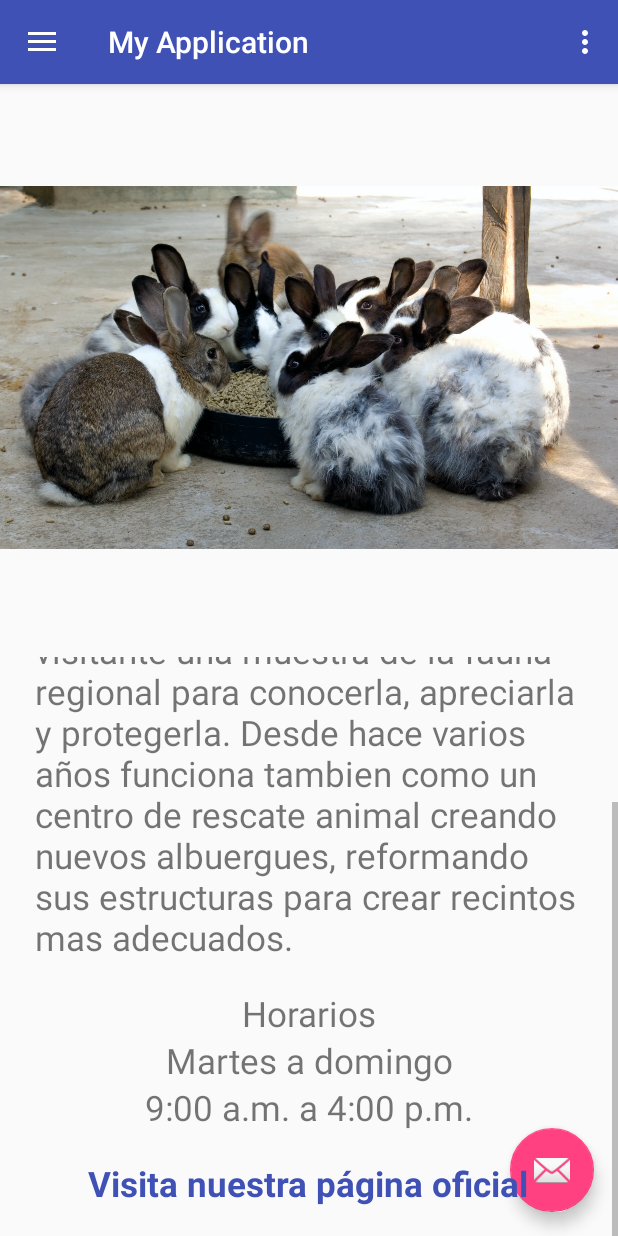
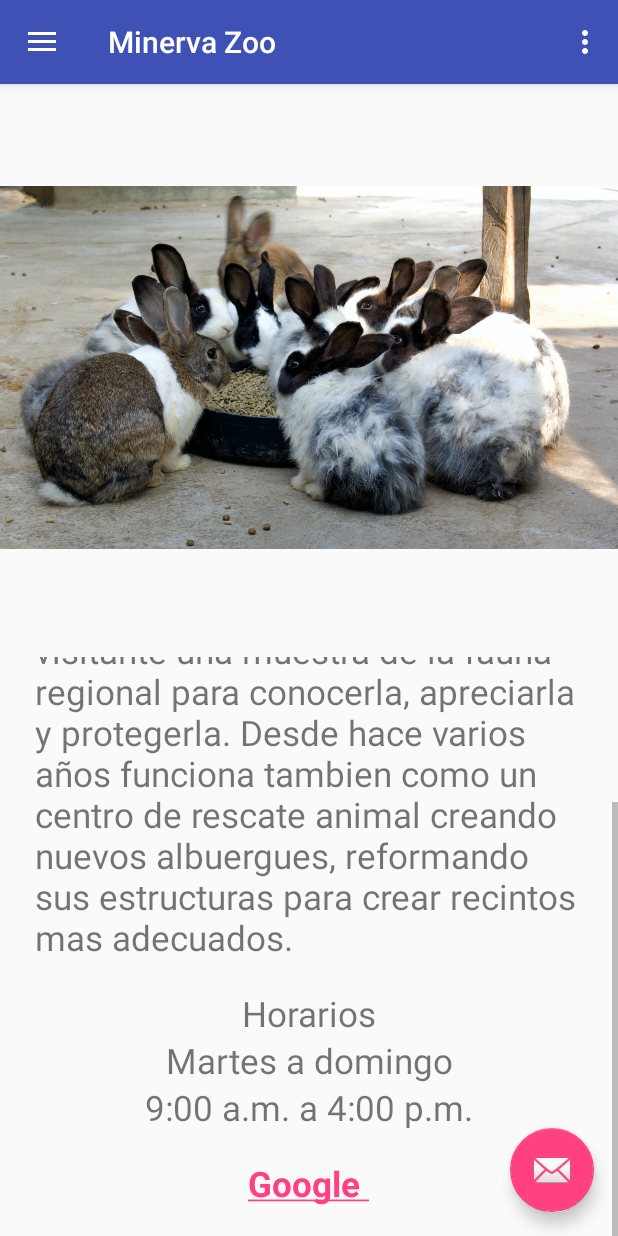
Before and after one commit to MinervaZooXela/MinervaZooXela, an Android app: the screen it shows after launch (MainActivity), scrolled down 129 dp, on a phone screen of 412 x 824 dp. Run offline under Robolectric (Android 15) with nearby library versions, the phone set to English and light mode, and no system bars; our stand-ins replace sdp/ssp sizes.

Commit message:
Commit Eduardo

```diff
--- a/app/src/main/java/gt/edu/intecap/minervazoo/myapplication/vista/Noticias.java
+++ b/app/src/main/java/gt/edu/intecap/minervazoo/myapplication/vista/Noticias.java
@@ -2,9 +2,12 @@ package gt.edu.intecap.minervazoo.myapplication.vista;
 
 import android.os.Bundle;
 import android.support.v4.app.Fragment;
+import android.text.Html;
+import android.text.method.LinkMovementMethod;
 import android.view.LayoutInflater;
 import android.view.View;
 import android.view.ViewGroup;
+import android.widget.TextView;
 import android.widget.ViewFlipper;
 
 import gt.edu.intecap.minervazoo.myapplication.R;
@@ -13,6 +16,7 @@ public class Noticias extends Fragment {
 
     private static final int INTERVALO = 5000;
     private ViewFlipper flipper;
+    private TextView paginaOficial;
 
     @Override
     public View onCreateView(LayoutInflater inflater, ViewGroup container,
@@ -30,7 +34,10 @@ public class Noticias extends Fragment {
         flipper.setFlipInterval(INTERVALO);
         flipper.startFlipping();
 
+        paginaOficial = (TextView) vista.findViewById(R.id.tvPaginaOficial);
+        paginaOficial.setMovementMethod(LinkMovementMethod.getInstance());
+        String text = "<a href='http://www.google.com'> Google </a>";
+        paginaOficial.setText(Html.fromHtml(text));
         return vista;
     }
-
 }
--- a/app/src/main/res/layout/fragment_noticias.xml
+++ b/app/src/main/res/layout/fragment_noticias.xml
@@ -92,6 +92,7 @@
                     android:layout_height="match_parent"
                     android:text=""/>
                 <TextView
+                    android:id="@+id/tvPaginaOficial"
                     android:layout_width="wrap_content"
                     android:layout_height="match_parent"
                     android:text="@string/pagina_oficial"
--- a/app/src/main/res/values/strings.xml
+++ b/app/src/main/res/values/strings.xml
@@ -1,5 +1,5 @@
 <resources>
-    <string name="app_name">My Application</string>
+    <string name="app_name">Minerva Zoo</string>
 
     <string name="navigation_drawer_open">Open navigation drawer</string>
     <string name="navigation_drawer_close">Close navigation drawer</string>
```
